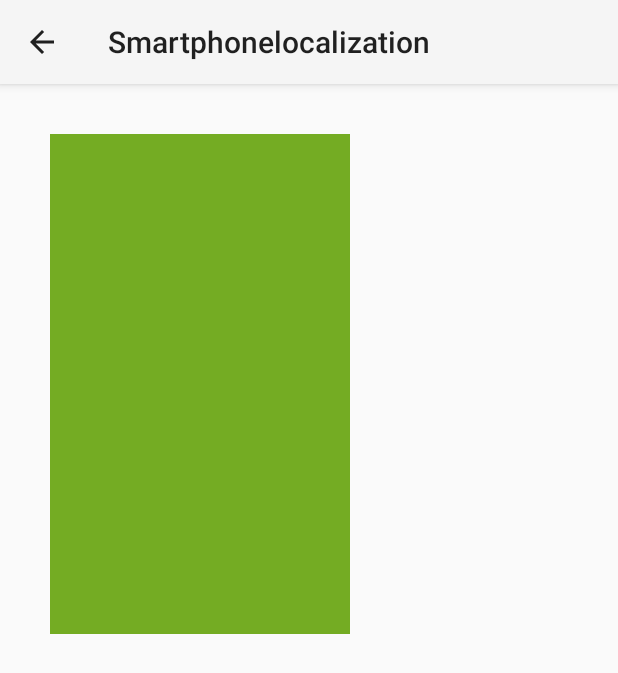
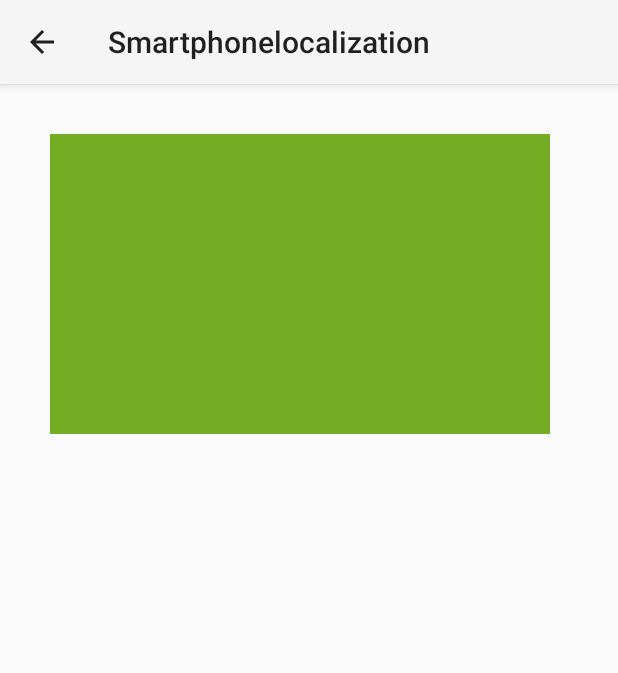
Before and after one commit to chenkel/Lokalisierung-mit-Wearables, an Android app: the GraphicActivity screen opened directly, with no data from a screen before it, on a phone screen of 412 x 824 dp. Shown: the top 673 px of the screen. Run offline under Robolectric (Android 15) with nearby library versions, the phone set to English and light mode, and no system bars.

Commit message:
Commit vor dem Schlafen gehen, nichts Signifikantes anders.

```diff
--- a/mobile/src/main/java/smartwatch/context/project/activities/GraphicActivity.java
+++ b/mobile/src/main/java/smartwatch/context/project/activities/GraphicActivity.java
@@ -19,7 +19,7 @@ public class GraphicActivity extends Activity{
     @Override
     protected void onCreate(Bundle savedInstanceState) {
         super.onCreate(savedInstanceState);
-        mCustomDrawableView = new CustomDrawableView(this);
+        mCustomDrawableView = new CustomDrawableView(this, 50, 50, 500, 300);
 
         setContentView(mCustomDrawableView);
 
--- a/mobile/src/main/java/smartwatch/context/project/graphic/CustomDrawableView.java
+++ b/mobile/src/main/java/smartwatch/context/project/graphic/CustomDrawableView.java
@@ -5,6 +5,7 @@ import android.graphics.Canvas;
 import android.graphics.drawable.ShapeDrawable;
 import android.graphics.drawable.shapes.OvalShape;
 import android.graphics.drawable.shapes.RectShape;
+import android.view.MotionEvent;
 import android.view.View;
 
 /**
@@ -14,13 +15,19 @@ public class CustomDrawableView extends View {
 
     private ShapeDrawable mDrawable;
 
-    public CustomDrawableView(Context context) {
+    private int x;
+    private int y;
+
+    private int width;
+    private int height;
+
+    public CustomDrawableView(Context context, int x, int y, int width, int height) {
         super(context);
 
-        int x = 50;
-        int y = 50;
-        int width = 300;
-        int height = 500;
+        this.x = x;
+        this.y = y;
+        this.width = width;
+        this.height = height;
 
         mDrawable = new ShapeDrawable(new RectShape());
         mDrawable.getPaint().setColor(0xff74AC23);
```
